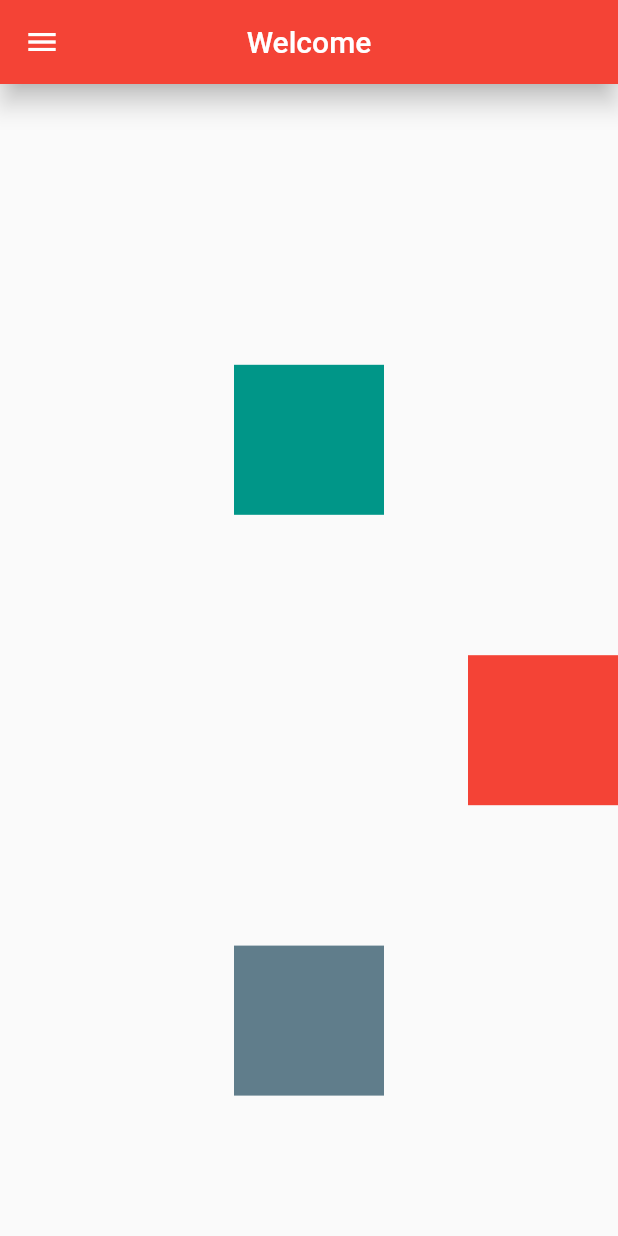
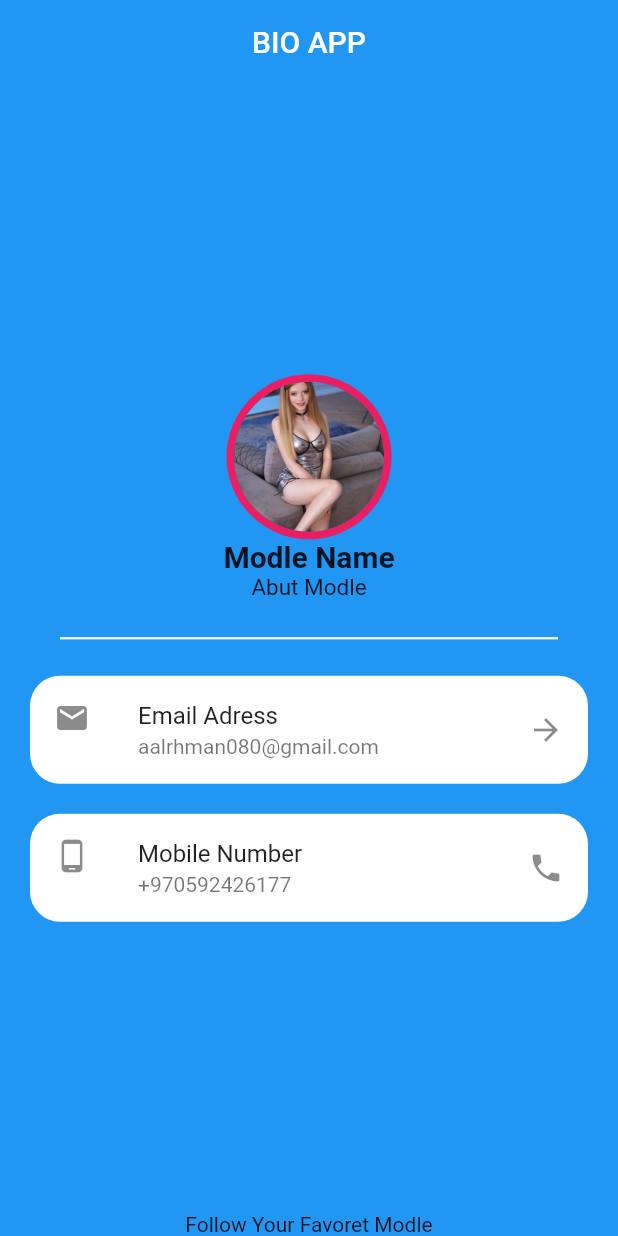
Before and after one commit to Abdalrhman33/momen, a Flutter app: the screen it shows after launch, on a phone screen of 412 x 824 dp. Run offline on Flutter 3.47's test engine with Material 2 defaults, Android fonts, the phone set to English and light mode, and no system bars.

Commit message:
Simple App

```diff
--- a/lib/lect7.dart
+++ b/lib/lect7.dart
@@ -10,7 +10,7 @@ class FirstScreen extends StatelessWidget {
       home: Scaffold(
         appBar: AppBar(
           backgroundColor: Colors.red,
-          elevation: 7,
+          elevation: 5,
           centerTitle: true,
           title: const Text("Welcome"),
           leading: IconButton(
@@ -21,7 +21,7 @@ class FirstScreen extends StatelessWidget {
         body: Column(
           crossAxisAlignment: CrossAxisAlignment.center,
           //mainAxisAlignment: MainAxisAlignment.center,
-          mainAxisAlignment: MainAxisAlignment.spaceEvenly,
+          mainAxisAlignment: MainAxisAlignment.center,
           children: [
             Container(width: double.infinity,),
             Container(
--- a/lib/main.dart
+++ b/lib/main.dart
@@ -1,6 +1,9 @@
 import 'package:flutter/material.dart';
 
+import 'Column.dart';
 import 'lect7.dart';
+import 'simple_app.dart';
+import 'stack.dart';
 
 void main() => runApp(const MyApp());
 
@@ -9,7 +12,8 @@ class MyApp extends StatelessWidget {
 
   @override
   Widget build(BuildContext context) {
-    return const FirstScreen();
+    return MaterialApp(
+        home:  SimpleApp());
   }
 }
 
--- /dev/null
+++ b/lib/simple_app.dart
@@ -0,0 +1,78 @@
+import 'package:flutter/material.dart';
+
+class SimpleApp extends StatelessWidget {
+
+  @override
+  Widget build(BuildContext context) {
+    return Scaffold(
+      backgroundColor: Colors.blue,
+      appBar: AppBar(
+        title: Text("BIO APP"),
+        centerTitle: true,
+        backgroundColor: Colors.blue,
+        elevation: 0,
+      ),
+      body: Padding(
+        padding: EdgeInsetsDirectional.only(start: 20, end: 20),
+        child: Column(
+          mainAxisAlignment: MainAxisAlignment.center,
+          crossAxisAlignment: CrossAxisAlignment.center,
+          children: [
+            Spacer(),
+            SizedBox(width: MediaQuery.of(context).size.width,),
+            CircleAvatar(
+              radius: 55,
+              backgroundColor: Colors.pink,
+              child: CircleAvatar(
+                radius: 50,
+                backgroundImage: AssetImage("assest/images/293028300_1069638193675222_5310754794269718292_n.jpg"),
+              ),
+            ),
+            Text("Modle Name", style: TextStyle(fontSize: 20, fontWeight: FontWeight.bold),),
+            Text(("Abut Modle"), style: TextStyle(fontSize: 15, fontWeight: FontWeight.normal),),
+            Divider(
+              color: Colors.white,
+              indent: 20,
+              endIndent: 20,
+              thickness: 1.5,
+              height: 50,
+            ),
+            ListTile(
+              tileColor: Colors.white,
+              leading: Icon(Icons.email),
+              title: Text("Email Adress"),
+              subtitle: Text("aalrhman080@gmail.com"),
+              trailing: Icon(Icons.arrow_forward),
+              onTap: (){
+                print("Email Adress");
+              },
+              shape: RoundedRectangleBorder(
+                borderRadius: BorderRadius.circular(20)
+              ),
+            ),
+            SizedBox(
+              height: 20,
+              width: double.infinity,
+            ),
+            ListTile(
+              tileColor: Colors.white,
+              leading: Icon(Icons.phone_android),
+              title: Text("Mobile Number"),
+              subtitle: Text("+970592426177"),
+              trailing: Icon(Icons.phone),
+              onTap: (){
+                print("Email Adress");
+              },
+              shape: RoundedRectangleBorder(
+                  borderRadius: BorderRadius.circular(20)
+              ),
+            ),
+            Spacer(),
+            Text("Follow Your Favoret Modle")
+          ]
+          ,
+        ),
+      ),
+    );
+  }
+}
--- a/pubspec.yaml
+++ b/pubspec.yaml
@@ -58,9 +58,9 @@ flutter:
   uses-material-design: true
 
   # To add assets to your application, add an assets section, like this:
-  # assets:
-  #   - images/a_dot_burr.jpeg
-  #   - images/a_dot_ham.jpeg
+  assets:
+    - assest/images/
+
 
   # An image asset can refer to one or more resolution-specific "variants", see
   # https://flutter.dev/assets-and-images/#resolution-aware
```
Also changed, not shown: lib/Column.dart (added, +46 -0 lines), lib/stack.dart (added, +34 -0 lines), assest/images/293028300_1069638193675222_5310754794269718292_n.jpg (added).
